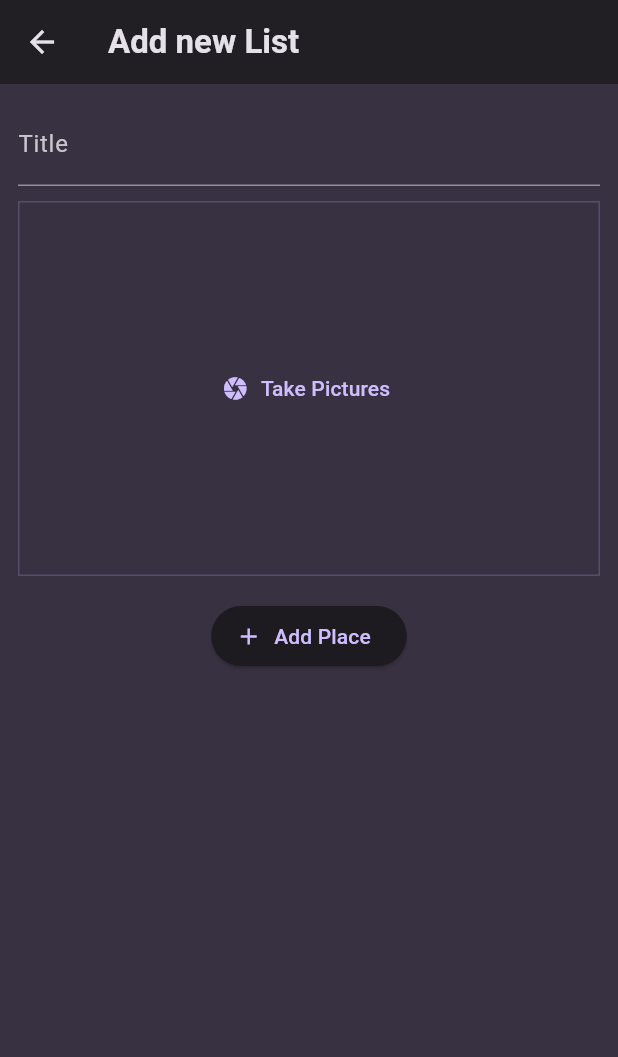
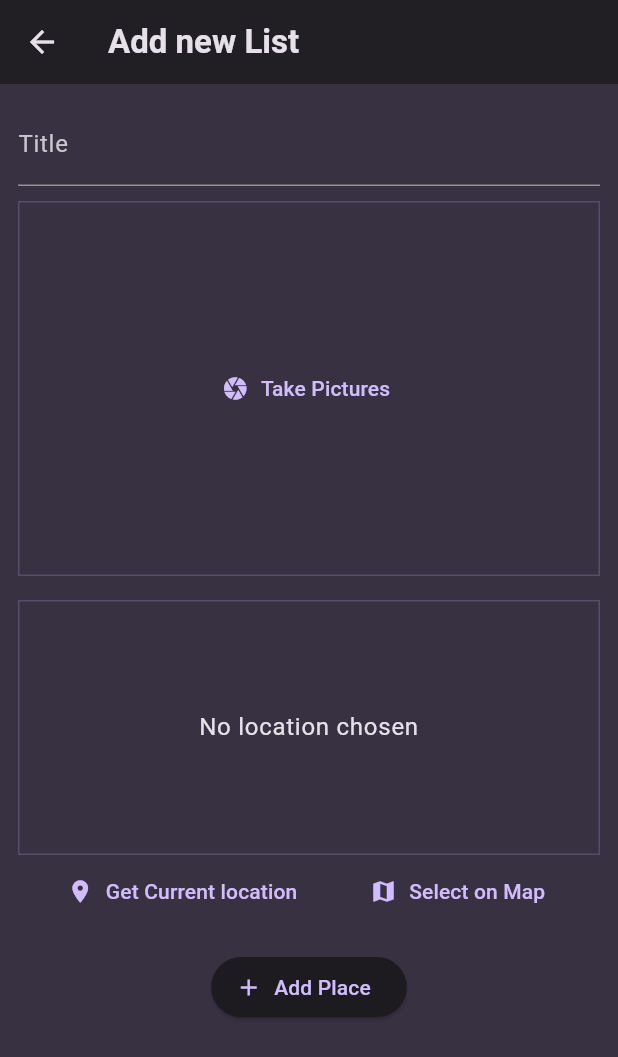
Before and after one commit to kraevskiy/flutter_favorite_place, a Flutter app: the AddPlaceScreen screen opened directly, on a phone screen of 412 x 824 dp. Shown: the top 1057 px of the screen. Run offline on Flutter 3.47's test engine with Material 3 defaults, Android fonts, the phone set to English and light mode, and no system bars; our stand-ins replace flutter_riverpod, google_fonts, image_picker.

Commit message:
add location input && fix confi to location

```diff
--- a/lib/screens/add_place.dart
+++ b/lib/screens/add_place.dart
@@ -2,6 +2,7 @@
 
 import 'package:flutter/material.dart';
 import 'package:flutter_favorite_place_app/widgets/image_input.dart';
+import 'package:flutter_favorite_place_app/widgets/location_input.dart';
 import 'package:flutter_riverpod/flutter_riverpod.dart';
 
 import 'package:flutter_favorite_place_app/providers/user_places.dart';
@@ -60,6 +61,8 @@
               },
             ),
             const SizedBox(height: 16),
+            LocationInput(),
+            const SizedBox(height: 16),
             ElevatedButton.icon(
               onPressed: _savePlace,
               icon: const Icon(Icons.add),
--- /dev/null
+++ b/lib/widgets/location_input.dart
@@ -0,0 +1,54 @@
+import 'package:flutter/material.dart';
+
+class LocationInput extends StatefulWidget {
+  const LocationInput({super.key});
+
+  @override
+  State<LocationInput> createState() {
+    return _LocationInputState();
+  }
+}
+
+class _LocationInputState extends State<LocationInput> {
+  @override
+  Widget build(BuildContext context) {
+    return Column(
+      children: [
+        Container(
+          height: 170,
+          width: double.infinity,
+          alignment: Alignment.center,
+          decoration: BoxDecoration(
+            border: Border.all(
+              width: 1,
+              color: Theme.of(context).colorScheme.primary.withOpacity(0.2),
+            ),
+          ),
+          child: Text(
+            'No location chosen',
+            textAlign: TextAlign.center,
+            style: Theme.of(context)
+                .textTheme
+                .bodyLarge!
+                .copyWith(color: Theme.of(context).colorScheme.onSurface),
+          ),
+        ),
+        Row(
+          mainAxisAlignment: MainAxisAlignment.spaceEvenly,
+          children: [
+            TextButton.icon(
+              onPressed: () {},
+              icon: const Icon(Icons.location_on),
+              label: const Text('Get Current location'),
+            ),
+            TextButton.icon(
+              onPressed: () {},
+              icon: const Icon(Icons.map),
+              label: const Text('Select on Map'),
+            ),
+          ],
+        )
+      ],
+    );
+  }
+}
--- a/pubspec.yaml
+++ b/pubspec.yaml
@@ -39,6 +39,7 @@
   uuid: ^4.4.0
   flutter_riverpod: ^2.5.1
   image_picker: ^1.1.2
+  location: ^7.0.0
 
 dev_dependencies:
   flutter_test:
```
Also changed, not shown: pubspec.lock, 4 other files.
